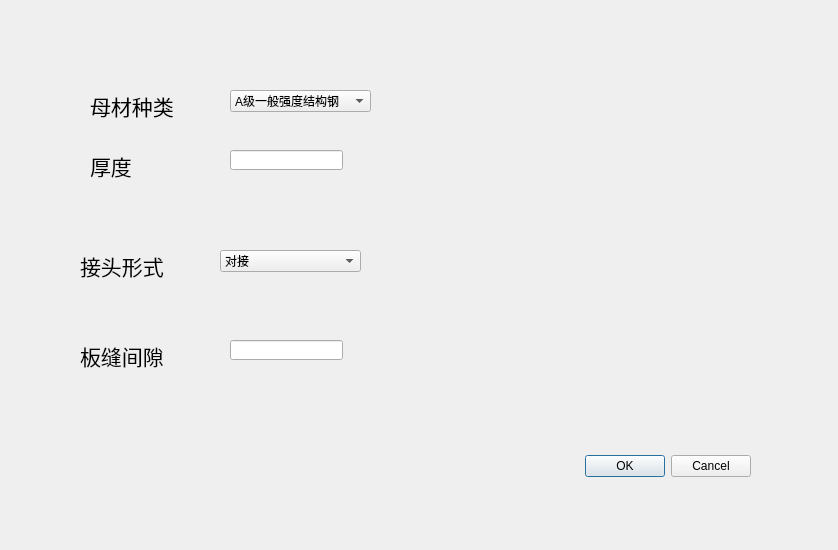
First picture: the form in UiDesign/preWelding.ui, repository wwwK/DigitalTwin, before the edit.
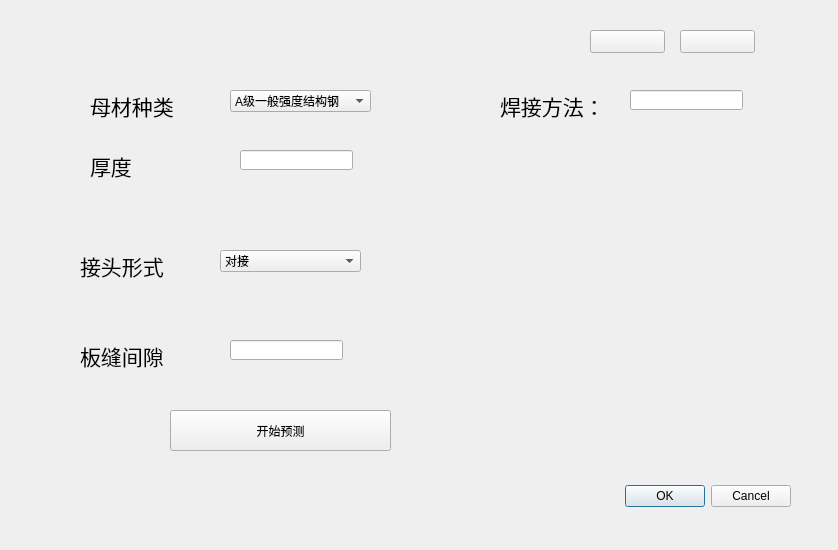
Second picture: the form after the edit.

Commit message: 焊接方法预测测试基本完成

Diff of the .ui file:
```diff
--- a/UiDesign/preWelding.ui
+++ b/UiDesign/preWelding.ui
@@ -16,8 +16,8 @@
   <widget class="QDialogButtonBox" name="buttonBox">
    <property name="geometry">
     <rect>
-     <x>410</x>
-     <y>450</y>
+     <x>450</x>
+     <y>480</y>
      <width>341</width>
      <height>32</height>
     </rect>
@@ -158,7 +158,7 @@
   <widget class="QLineEdit" name="height">
    <property name="geometry">
     <rect>
-     <x>230</x>
+     <x>240</x>
      <y>150</y>
      <width>113</width>
      <height>20</height>
@@ -205,6 +205,74 @@
     </property>
    </item>
   </widget>
+  <widget class="QPushButton" name="startButton">
+   <property name="geometry">
+    <rect>
+     <x>170</x>
+     <y>410</y>
+     <width>221</width>
+     <height>41</height>
+    </rect>
+   </property>
+   <property name="text">
+    <string>开始预测</string>
+   </property>
+  </widget>
+  <widget class="QPushButton" name="miniumButton">
+   <property name="geometry">
+    <rect>
+     <x>590</x>
+     <y>30</y>
+     <width>75</width>
+     <height>23</height>
+    </rect>
+   </property>
+   <property name="text">
+    <string/>
+   </property>
+  </widget>
+  <widget class="QPushButton" name="closeButton">
+   <property name="geometry">
+    <rect>
+     <x>680</x>
+     <y>30</y>
+     <width>75</width>
+     <height>23</height>
+    </rect>
+   </property>
+   <property name="text">
+    <string/>
+   </property>
+  </widget>
+  <widget class="QLabel" name="MClabel_5">
+   <property name="geometry">
+    <rect>
+     <x>500</x>
+     <y>80</y>
+     <width>101</width>
+     <height>51</height>
+    </rect>
+   </property>
+   <property name="font">
+    <font>
+     <family>Adobe Arabic</family>
+     <pointsize>16</pointsize>
+    </font>
+   </property>
+   <property name="text">
+    <string>焊接方法：</string>
+   </property>
+  </widget>
+  <widget class="QLineEdit" name="method">
+   <property name="geometry">
+    <rect>
+     <x>630</x>
+     <y>90</y>
+     <width>113</width>
+     <height>20</height>
+    </rect>
+   </property>
+  </widget>
  </widget>
  <resources/>
  <connections>
```
Left out of the diff: 32 changed lines with no effect on the pictures. The commit also changes 3 other files.
